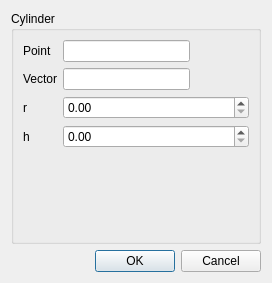
First picture: the form in src/HEXABLOCKGUI/Cylinder_QTD.ui, repository SalomePlatform/hexablock, before the edit.
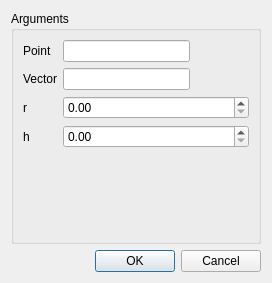
Second picture: the form after the edit.

Patch:
```diff
--- a/src/HEXABLOCKGUI/Cylinder_QTD.ui
+++ b/src/HEXABLOCKGUI/Cylinder_QTD.ui
@@ -17,7 +17,7 @@
    <item>
     <widget class="QGroupBox" name="groupBox">
      <property name="title">
-      <string>Cylinder</string>
+      <string>Arguments</string>
      </property>
      <layout class="QFormLayout" name="formLayout">
       <item row="0" column="0">
```
Left out of the diff: 4 changed lines with no effect on the pictures.
